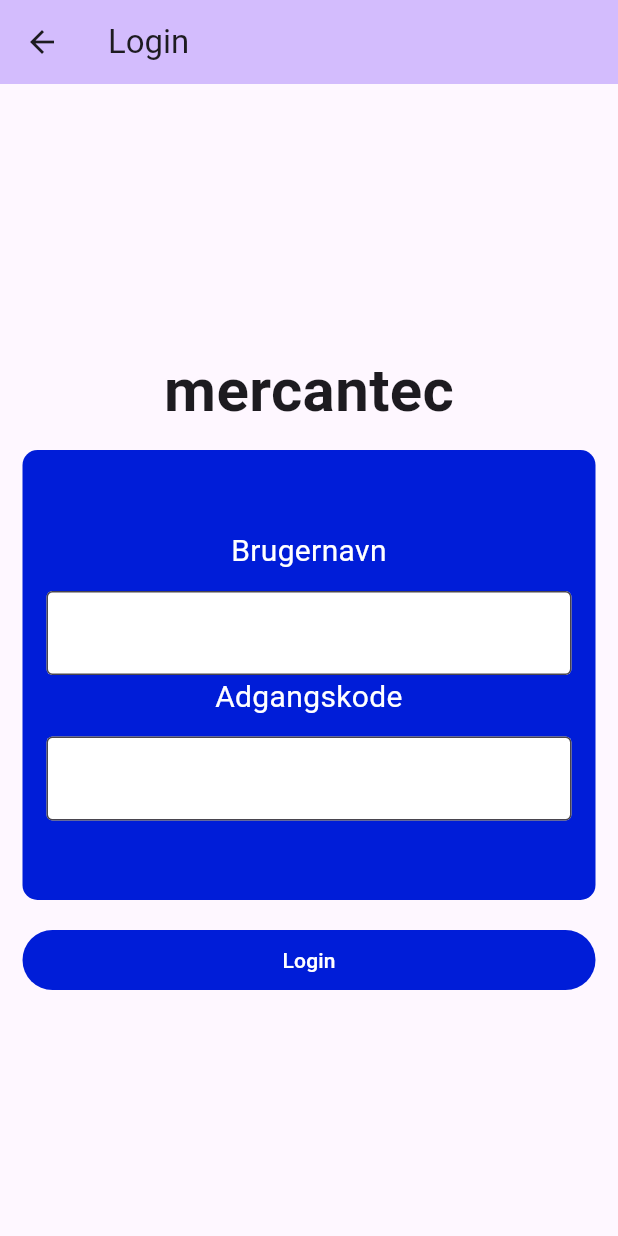
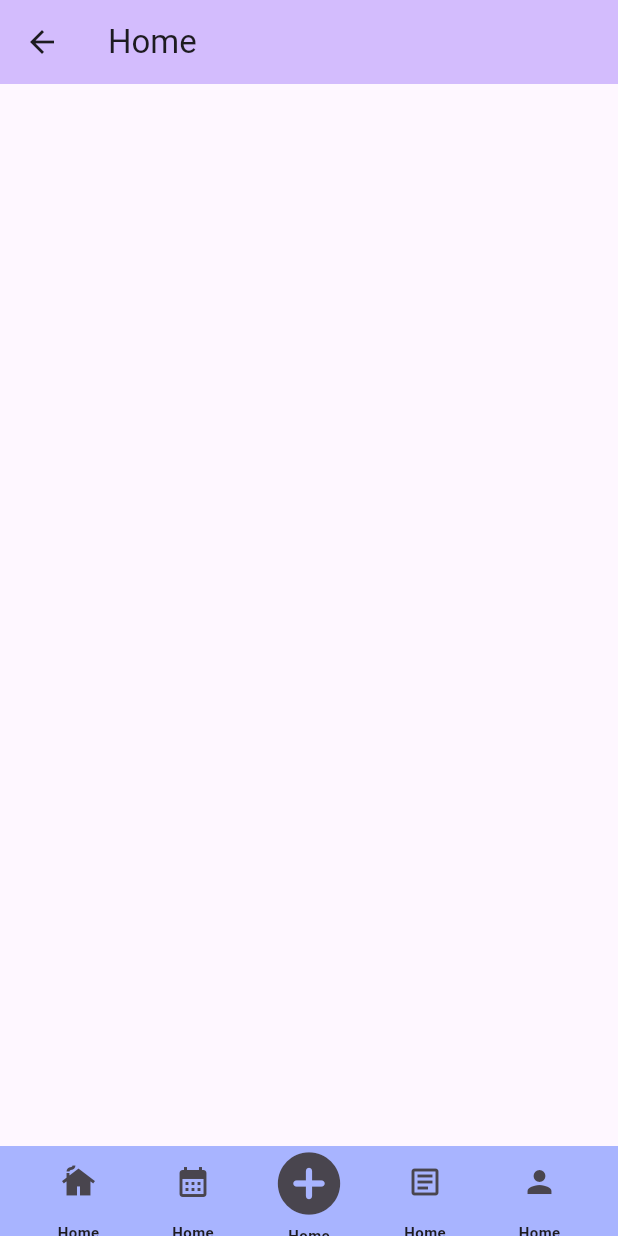
Before and after one commit to TGSXVIII/L-rlingelogbog, a Flutter app: the LoginPage screen opened directly, after a tap on "Login", on a phone screen of 412 x 824 dp. Run offline on Flutter 3.47's test engine with Material 3 defaults, Android fonts, the phone set to English and light mode, and no system bars.

Commit message:
home and footer

```diff
--- /dev/null
+++ b/flutter_laerlingeslogbog/lib/home.dart
@@ -0,0 +1,50 @@
+import 'package:flutter/material.dart';
+import 'package:flutter_laerlingeslogbog/global.dart';
+import 'package:flutter_laerlingeslogbog/templates/footer.dart';
+
+void main() {
+  runApp(const MyApp());
+}
+
+class MyApp extends StatelessWidget {
+  const MyApp({super.key});
+
+  // This widget is the root of your application.
+  @override
+  Widget build(BuildContext context) {
+    return MaterialApp(
+      title: 'Læringslogbog',
+      theme: ThemeData(
+        colorScheme: ColorScheme.fromSeed(
+            seedColor: const Color.fromARGB(255, 255, 255, 255)),
+        useMaterial3: true,
+      ),
+      home: const HomePage(title: 'Home'),
+    );
+  }
+}
+
+class HomePage extends StatefulWidget {
+  const HomePage({super.key, required this.title});
+
+  final String title;
+
+  @override
+  State<HomePage> createState() => _homePageState();
+}
+
+class _homePageState extends State<HomePage> {
+  @override
+  Widget build(BuildContext context) {
+    return Scaffold(
+      appBar: AppBar(
+        backgroundColor: Theme.of(context).colorScheme.inversePrimary,
+        title: Text(widget.title),
+      ),
+      body: Center(
+
+      ),
+      bottomNavigationBar: const Footer(),
+    );
+  }
+}
--- a/flutter_laerlingeslogbog/lib/login.dart
+++ b/flutter_laerlingeslogbog/lib/login.dart
@@ -1,5 +1,6 @@
 import 'package:flutter/material.dart';
 import 'package:flutter_laerlingeslogbog/global.dart';
+import 'package:flutter_laerlingeslogbog/home.dart';
 
 void main() {
   runApp(const MyApp());
@@ -107,7 +108,7 @@
                   Navigator.push(
                     context,
                     MaterialPageRoute(
-                      builder: (context) => const LoginPage(title: 'Login'),
+                      builder: (context) => const HomePage(title: 'Home'),
                     ),
                   );
                 },
--- a/flutter_laerlingeslogbog/lib/main.dart
+++ b/flutter_laerlingeslogbog/lib/main.dart
@@ -1,6 +1,4 @@
 import 'package:flutter/material.dart';
-import 'package:flutter_laerlingeslogbog/login.dart';
-import 'package:flutter_laerlingeslogbog/global.dart';
 
 void main() {
   runApp(const MyApp());
@@ -18,21 +16,21 @@
         colorScheme: ColorScheme.fromSeed(seedColor: Colors.deepPurple),
         useMaterial3: true,
       ),
-      home: const MyHomePage(title: 'Select Login'),
+      home: const SelectLogin(title: 'Login'),
     );
   }
 }
 
-class MyHomePage extends StatefulWidget {
-  const MyHomePage({super.key, required this.title});
+class SelectLogin extends StatefulWidget {
+  const SelectLogin({super.key, required this.title});
 
   final String title;
 
   @override
-  State<MyHomePage> createState() => _MyHomePageState();
+  State<SelectLogin> createState() => _SelectLoginState();
 }
 
-class _MyHomePageState extends State<MyHomePage> {
+class _SelectLoginState extends State<SelectLogin> {
   @override
   Widget build(BuildContext context) {
     return Scaffold(
@@ -53,7 +51,7 @@
               width: 300,
               child: TextButton(
                 style: TextButton.styleFrom(
-                  backgroundColor: Global.primaryColor,
+                  backgroundColor: Colors.blueAccent,
                   foregroundColor: Colors.white,
                 ),
                 onPressed: () {},
@@ -64,17 +62,10 @@
               width: 300,
               child: TextButton(
                 style: TextButton.styleFrom(
-                  backgroundColor: Global.primaryColor,
+                  backgroundColor: Colors.blueAccent,
                   foregroundColor: Colors.white,
                 ),
-                onPressed: () {
-                  Navigator.push(
-                    context,
-                    MaterialPageRoute(
-                      builder: (context) => const LoginPage(title: 'Login'),
-                    ),
-                  );
-                },
+                onPressed: () {},
                 child: Text('lærer/mester'),
               ),
             ),
--- /dev/null
+++ b/flutter_laerlingeslogbog/lib/templates/footer.dart
@@ -0,0 +1,119 @@
+import 'package:flutter/material.dart';
+import 'package:flutter_laerlingeslogbog/global.dart';
+import 'package:flutter_laerlingeslogbog/home.dart';
+
+class Footer extends StatelessWidget {
+  const Footer({super.key});
+
+  @override
+  Widget build(BuildContext context) {
+    return Container(
+      color: Global.secondaryColor,
+      height: 60,
+      child: Row(
+        mainAxisAlignment: MainAxisAlignment.spaceEvenly,
+        children: [
+          Column(
+            mainAxisSize: MainAxisSize.min,
+            children: [
+              IconButton(
+                padding: EdgeInsets.zero,
+                constraints: const BoxConstraints(),
+                onPressed: () => Navigator.push(
+                  context,
+                  MaterialPageRoute(builder: (context) => const HomePage(title: 'home',)),
+                ),
+                icon: const Icon(Icons.cottage),
+              ),
+              const SizedBox(height: 2),
+              const Text(
+                'Home',
+                style: TextStyle(fontSize: 10, fontWeight: FontWeight.bold),
+              ),
+            ],
+          ),
+          Column(
+            mainAxisSize: MainAxisSize.min,
+            children: [
+              IconButton(
+                padding: EdgeInsets.zero,
+                constraints: const BoxConstraints(),
+                onPressed: () => Navigator.push(
+                  context,
+                  MaterialPageRoute(builder: (context) => const HomePage(title: 'home',)),
+                ),
+                icon: const Icon(Icons.calendar_month),
+              ),
+              const SizedBox(height: 2),
+              const Text(
+                'Home',
+                style: TextStyle(fontSize: 10, fontWeight: FontWeight.bold),
+              ),
+            ],
+          ),
+          Column(
+            mainAxisSize: MainAxisSize.min,
+            children: [
+              IconButton(
+                padding: EdgeInsets.zero,
+                constraints: const BoxConstraints(),
+                iconSize: 50,
+                onPressed: () => Navigator.push(
+                  context,
+                  MaterialPageRoute(builder: (context) => const HomePage(title: 'home', )),
+                ),
+                icon: const Icon(Icons.add_circle_rounded),
+              ),
+              const SizedBox(height: 2),
+              const Text(
+                'Home',
+                style: TextStyle(fontSize: 10, fontWeight: FontWeight.bold),
+              ),
+            ],
+          ),
+          Column(
+            mainAxisSize: MainAxisSize.min,
+            children: [
+              IconButton(
+                padding: EdgeInsets.zero,
+                constraints: const BoxConstraints(),
+                onPressed: () => Navigator.push(
+                  context,
+                  MaterialPageRoute(builder: (context) => const HomePage(title: 'home',)),
+                ),
+                icon: const Icon(Icons.article_outlined),
+              ),
+              const SizedBox(height: 2),
+              const Text(
+                'Home',
+                style: TextStyle(fontSize: 10, fontWeight: FontWeight.bold),
+              ),
+            ],
+          ),
+          Column(
+            mainAxisSize: MainAxisSize.min,
+            children: [
+              IconButton(
+                padding: EdgeInsets.zero,
+                constraints: const BoxConstraints(),
+                onPressed: () => Navigator.push(
+                  context,
+                  MaterialPageRoute(builder: (context) => const HomePage(title: 'home',)),
+                ),
+                icon: const Icon(Icons.person),
+              ),
+              const SizedBox(height: 2),
+              const Text(
+                'Home',
+                style: TextStyle(fontSize: 10, fontWeight: FontWeight.bold),
+              ),
+            ],
+          ),
+        ],
+      ),
+
+
+    );
+  }
+
+}
```
